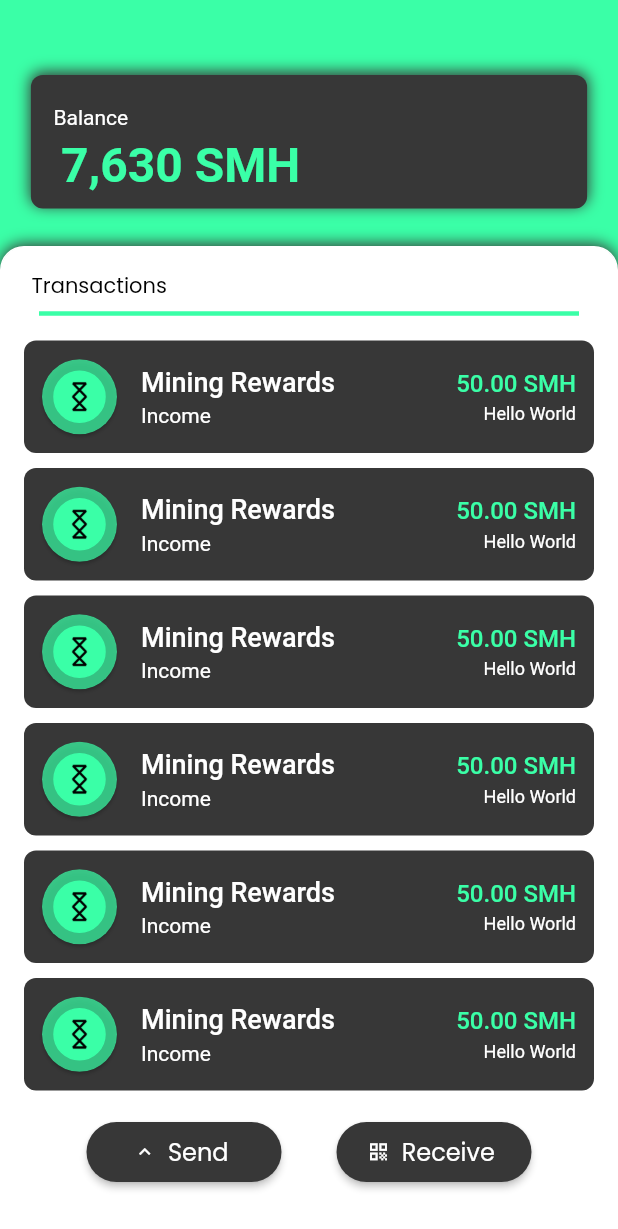
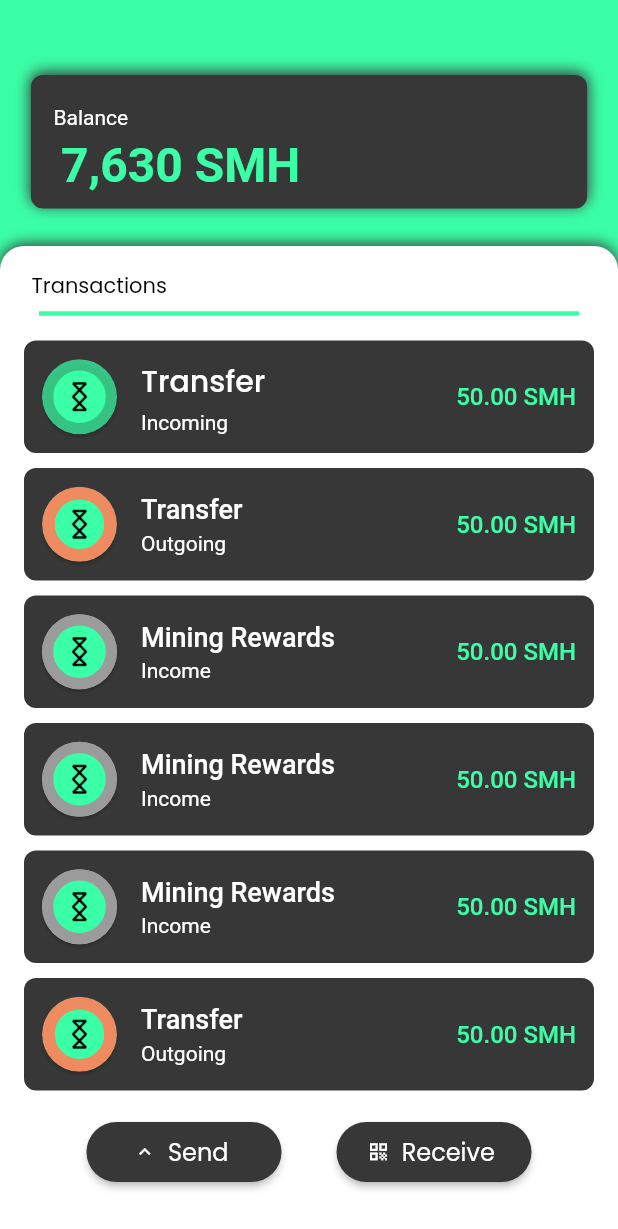
Before and after one commit to andreivcodes/sm_mobile_wallet, a Flutter app: the MainScreenWidget screen opened directly, on a phone screen of 412 x 824 dp. Shown: the top 1229 px of the screen. Run offline on Flutter 3.47's test engine with Material 2 defaults, Android fonts, the phone set to English and light mode, and no system bars; drawn by our look-alikes of auto_size_text; our stand-ins replace flutter_spinkit, flutter_svg, font_awesome_flutter, geolocator, google_fonts, page_transition and 2 more; Roboto replaces fonts that are missing (Lexend Deca).

Commit message:
Updating to latest FlutterFlow output.

```diff
--- /dev/null
+++ b/lib/components/tx_in_widget.dart
@@ -0,0 +1,140 @@
+import '../flutter_flow/flutter_flow_theme.dart';
+import '../flutter_flow/flutter_flow_util.dart';
+import '../tx_detail/tx_detail_widget.dart';
+import 'package:flutter/material.dart';
+import 'package:flutter_spinkit/flutter_spinkit.dart';
+import 'package:google_fonts/google_fonts.dart';
+
+class TxInWidget extends StatefulWidget {
+  TxInWidget({Key key}) : super(key: key);
+
+  @override
+  _TxInWidgetState createState() => _TxInWidgetState();
+}
+
+class _TxInWidgetState extends State<TxInWidget> {
+  @override
+  Widget build(BuildContext context) {
+    return Padding(
+      padding: EdgeInsetsDirectional.fromSTEB(15, 5, 15, 5),
+      child: Container(
+        width: double.infinity,
+        height: 75,
+        decoration: BoxDecoration(
+          color: FlutterFlowTheme.jet,
+          borderRadius: BorderRadius.circular(8),
+        ),
+        child: InkWell(
+          onTap: () async {
+            await Navigator.push(
+              context,
+              PageTransition(
+                type: PageTransitionType.rightToLeft,
+                duration: Duration(milliseconds: 300),
+                reverseDuration: Duration(milliseconds: 300),
+                child: TxDetailWidget(),
+              ),
+            );
+          },
+          child: Row(
+            mainAxisSize: MainAxisSize.max,
+            children: [
+              Padding(
+                padding: EdgeInsetsDirectional.fromSTEB(8, 5, 0, 5),
+                child: Card(
+                  clipBehavior: Clip.antiAliasWithSaveLayer,
+                  color: Color(0x6F3AFFA7),
+                  shape: RoundedRectangleBorder(
+                    borderRadius: BorderRadius.circular(40),
+                  ),
+                  child: Container(
+                    width: 50,
+                    height: 50,
+                    decoration: BoxDecoration(
+                      color: Color(0x803AFFA7),
+                      shape: BoxShape.circle,
+                    ),
+                    child: Column(
+                      mainAxisSize: MainAxisSize.max,
+                      mainAxisAlignment: MainAxisAlignment.center,
+                      children: [
+                        Container(
+                          width: 35,
+                          height: 35,
+                          decoration: BoxDecoration(
+                            color: FlutterFlowTheme.primaryColor,
+                            shape: BoxShape.circle,
+                            border: Border.all(
+                              color: FlutterFlowTheme.mediumSpringGreen,
+                            ),
+                          ),
+                          child: Image.asset(
+                            'assets/images/SPACEMESH_LOGO_-_BLACK.png',
+                            width: 45,
+                            height: 45,
+                            fit: BoxFit.cover,
+                          ),
+                        )
+                      ],
+                    ),
+                  ),
+                ),
+              ),
+              Expanded(
+                child: Padding(
+                  padding: EdgeInsetsDirectional.fromSTEB(12, 0, 0, 0),
+                  child: Column(
+                    mainAxisSize: MainAxisSize.max,
+                    mainAxisAlignment: MainAxisAlignment.center,
+                    crossAxisAlignment: CrossAxisAlignment.start,
+                    children: [
+                      Text(
+                        'Transfer',
+                        style: FlutterFlowTheme.title3.override(
+                          fontFamily: 'Poppins',
+                          color: Colors.white,
+                        ),
+                      ),
+                      Padding(
+                        padding: EdgeInsetsDirectional.fromSTEB(0, 4, 0, 0),
+                        child: Text(
+                          'Incoming',
+                          style: FlutterFlowTheme.bodyText1.override(
+                            fontFamily: 'Lexend Deca',
+                            color: Colors.white,
+                            fontSize: 14,
+                            fontWeight: FontWeight.normal,
+                          ),
+                        ),
+                      )
+                    ],
+                  ),
+                ),
+              ),
+              Padding(
+                padding: EdgeInsetsDirectional.fromSTEB(12, 0, 12, 0),
+                child: Column(
+                  mainAxisSize: MainAxisSize.max,
+                  mainAxisAlignment: MainAxisAlignment.center,
+                  crossAxisAlignment: CrossAxisAlignment.end,
+                  children: [
+                    Text(
+                      '50.00 SMH',
+                      textAlign: TextAlign.end,
+                      style: FlutterFlowTheme.subtitle2.override(
+                        fontFamily: 'Lexend Deca',
+                        color: FlutterFlowTheme.mediumSpringGreen,
+                        fontSize: 16,
+                        fontWeight: FontWeight.w500,
+                      ),
+                    )
+                  ],
+                ),
+              )
+            ],
+          ),
+        ),
+      ),
+    );
+  }
+}
--- a/lib/components/tx_entry_widget.dart
+++ b/lib/components/tx_out_widget.dart
@@ -5,14 +5,14 @@ import 'package:flutter/material.dart';
 import 'package:flutter_spinkit/flutter_spinkit.dart';
 import 'package:google_fonts/google_fonts.dart';
 
-class TxEntryWidget extends StatefulWidget {
-  TxEntryWidget({Key key}) : super(key: key);
+class TxOutWidget extends StatefulWidget {
+  TxOutWidget({Key key}) : super(key: key);
 
   @override
-  _TxEntryWidgetState createState() => _TxEntryWidgetState();
+  _TxOutWidgetState createState() => _TxOutWidgetState();
 }
 
-class _TxEntryWidgetState extends State<TxEntryWidget> {
+class _TxOutWidgetState extends State<TxOutWidget> {
   @override
   Widget build(BuildContext context) {
     return Padding(
@@ -51,7 +51,7 @@ class _TxEntryWidgetState extends State<TxEntryWidget> {
                     width: 50,
                     height: 50,
                     decoration: BoxDecoration(
-                      color: Color(0x803AFFA7),
+                      color: FlutterFlowTheme.secondaryColor,
                       shape: BoxShape.circle,
                     ),
                     child: Column(
@@ -65,7 +65,7 @@ class _TxEntryWidgetState extends State<TxEntryWidget> {
                             color: FlutterFlowTheme.primaryColor,
                             shape: BoxShape.circle,
                             border: Border.all(
-                              color: FlutterFlowTheme.mediumSpringGreen,
+                              color: FlutterFlowTheme.secondaryColor,
                             ),
                           ),
                           child: Image.asset(
@@ -89,7 +89,7 @@ class _TxEntryWidgetState extends State<TxEntryWidget> {
                     crossAxisAlignment: CrossAxisAlignment.start,
                     children: [
                       Text(
-                        'Mining Rewards',
+                        'Transfer',
                         style: FlutterFlowTheme.subtitle1.override(
                           fontFamily: 'Lexend Deca',
                           color: Colors.white,
@@ -100,7 +100,7 @@ class _TxEntryWidgetState extends State<TxEntryWidget> {
                       Padding(
                         padding: EdgeInsetsDirectional.fromSTEB(0, 4, 0, 0),
                         child: Text(
-                          'Income',
+                          'Outgoing',
                           style: FlutterFlowTheme.bodyText1.override(
                             fontFamily: 'Lexend Deca',
                             color: Colors.white,
@@ -129,19 +129,6 @@ class _TxEntryWidgetState extends State<TxEntryWidget> {
                         fontSize: 16,
                         fontWeight: FontWeight.w500,
                       ),
-                    ),
-                    Padding(
-                      padding: EdgeInsetsDirectional.fromSTEB(0, 4, 0, 0),
-                      child: Text(
-                        'Hello World',
-                        textAlign: TextAlign.end,
-                        style: FlutterFlowTheme.bodyText1.override(
-                          fontFamily: 'Lexend Deca',
-                          color: Colors.white,
-                          fontSize: 12,
-                          fontWeight: FontWeight.normal,
-                        ),
-                      ),
                     )
                   ],
                 ),
--- /dev/null
+++ b/lib/components/tx_reward_widget.dart
@@ -0,0 +1,141 @@
+import '../flutter_flow/flutter_flow_theme.dart';
+import '../flutter_flow/flutter_flow_util.dart';
+import '../tx_detail/tx_detail_widget.dart';
+import 'package:flutter/material.dart';
+import 'package:flutter_spinkit/flutter_spinkit.dart';
+import 'package:google_fonts/google_fonts.dart';
+
+class TxRewardWidget extends StatefulWidget {
+  TxRewardWidget({Key key}) : super(key: key);
+
+  @override
+  _TxRewardWidgetState createState() => _TxRewardWidgetState();
+}
+
+class _TxRewardWidgetState extends State<TxRewardWidget> {
+  @override
+  Widget build(BuildContext context) {
+    return Padding(
+      padding: EdgeInsetsDirectional.fromSTEB(15, 5, 15, 5),
+      child: Container(
+        width: double.infinity,
+        height: 75,
+        decoration: BoxDecoration(
+          color: FlutterFlowTheme.jet,
+          borderRadius: BorderRadius.circular(8),
+        ),
+        child: InkWell(
+          onTap: () async {
+            await Navigator.push(
+              context,
+              PageTransition(
+                type: PageTransitionType.rightToLeft,
+                duration: Duration(milliseconds: 300),
+                reverseDuration: Duration(milliseconds: 300),
+                child: TxDetailWidget(),
+              ),
+            );
+          },
+          child: Row(
+            mainAxisSize: MainAxisSize.max,
+            children: [
+              Padding(
+                padding: EdgeInsetsDirectional.fromSTEB(8, 5, 0, 5),
+                child: Card(
+                  clipBehavior: Clip.antiAliasWithSaveLayer,
+                  shape: RoundedRectangleBorder(
+                    borderRadius: BorderRadius.circular(40),
+                  ),
+                  child: Container(
+                    width: 50,
+                    height: 50,
+                    decoration: BoxDecoration(
+                      color: Color(0x7F373737),
+                      shape: BoxShape.circle,
+                    ),
+                    child: Column(
+                      mainAxisSize: MainAxisSize.max,
+                      mainAxisAlignment: MainAxisAlignment.center,
+                      children: [
+                        Container(
+                          width: 35,
+                          height: 35,
+                          decoration: BoxDecoration(
+                            color: FlutterFlowTheme.primaryColor,
+                            shape: BoxShape.circle,
+                            border: Border.all(
+                              color: FlutterFlowTheme.mediumSpringGreen,
+                            ),
+                          ),
+                          child: Image.asset(
+                            'assets/images/SPACEMESH_LOGO_-_BLACK.png',
+                            width: 45,
+                            height: 45,
+                            fit: BoxFit.cover,
+                          ),
+                        )
+                      ],
+                    ),
+                  ),
+                ),
+              ),
+              Expanded(
+                child: Padding(
+                  padding: EdgeInsetsDirectional.fromSTEB(12, 0, 0, 0),
+                  child: Column(
+                    mainAxisSize: MainAxisSize.max,
+                    mainAxisAlignment: MainAxisAlignment.center,
+                    crossAxisAlignment: CrossAxisAlignment.start,
+                    children: [
+                      Text(
+                        'Mining Rewards',
+                        style: FlutterFlowTheme.subtitle1.override(
+                          fontFamily: 'Lexend Deca',
+                          color: Colors.white,
+                          fontSize: 18,
+                          fontWeight: FontWeight.w500,
+                        ),
+                      ),
+                      Padding(
+                        padding: EdgeInsetsDirectional.fromSTEB(0, 4, 0, 0),
+                        child: Text(
+                          'Income',
+                          style: FlutterFlowTheme.bodyText1.override(
+                            fontFamily: 'Lexend Deca',
+                            color: Colors.white,
+                            fontSize: 14,
+                            fontWeight: FontWeight.normal,
+                          ),
+                        ),
+                      )
+                    ],
+                  ),
+                ),
+              ),
+              Padding(
+                padding: EdgeInsetsDirectional.fromSTEB(12, 0, 12, 0),
+                child: Column(
+                  mainAxisSize: MainAxisSize.max,
+                  mainAxisAlignment: MainAxisAlignment.center,
+                  crossAxisAlignment: CrossAxisAlignment.end,
+                  children: [
+                    Text(
+                      '50.00 SMH',
+                      textAlign: TextAlign.end,
+                      style: FlutterFlowTheme.subtitle2.override(
+                        fontFamily: 'Lexend Deca',
+                        color: FlutterFlowTheme.mediumSpringGreen,
+                        fontSize: 16,
+                        fontWeight: FontWeight.w500,
+                      ),
+                    )
+                  ],
+                ),
+              )
+            ],
+          ),
+        ),
+      ),
+    );
+  }
+}
--- a/lib/main_screen/main_screen_widget.dart
+++ b/lib/main_screen/main_screen_widget.dart
@@ -1,4 +1,6 @@
-import '../components/tx_entry_widget.dart';
+import '../components/tx_in_widget.dart';
+import '../components/tx_out_widget.dart';
+import '../components/tx_reward_widget.dart';
 import '../flutter_flow/flutter_flow_theme.dart';
 import '../flutter_flow/flutter_flow_util.dart';
 import '../flutter_flow/flutter_flow_widgets.dart';
@@ -162,15 +164,14 @@ class _MainScreenWidgetState extends State<MainScreenWidget> {
                                     padding: EdgeInsets.zero,
                                     scrollDirection: Axis.vertical,
                                     children: [
-                                      TxEntryWidget(),
-                                      TxEntryWidget(),
-                                      TxEntryWidget(),
-                                      TxEntryWidget(),
-                                      TxEntryWidget(),
-                                      TxEntryWidget(),
-                                      TxEntryWidget(),
-                                      TxEntryWidget(),
-                                      TxEntryWidget()
+                                      TxInWidget(),
+                                      TxOutWidget(),
+                                      TxRewardWidget(),
+                                      TxRewardWidget(),
+                                      TxRewardWidget(),
+                                      TxOutWidget(),
+                                      TxOutWidget(),
+                                      TxInWidget()
                                     ],
                                   ),
                                 ),
```
